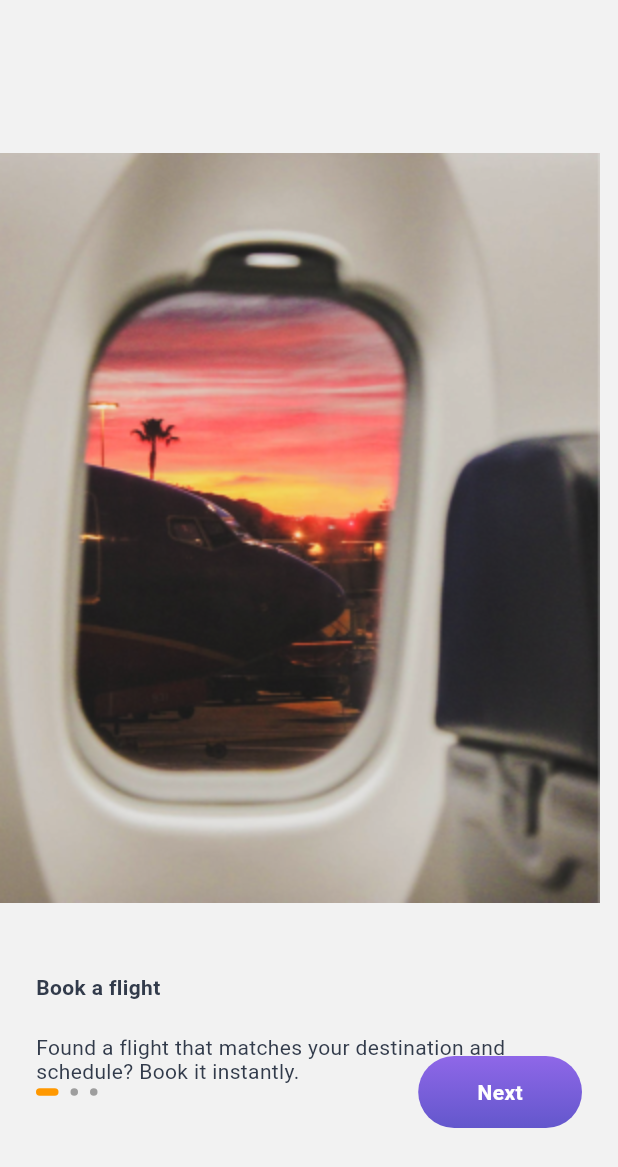
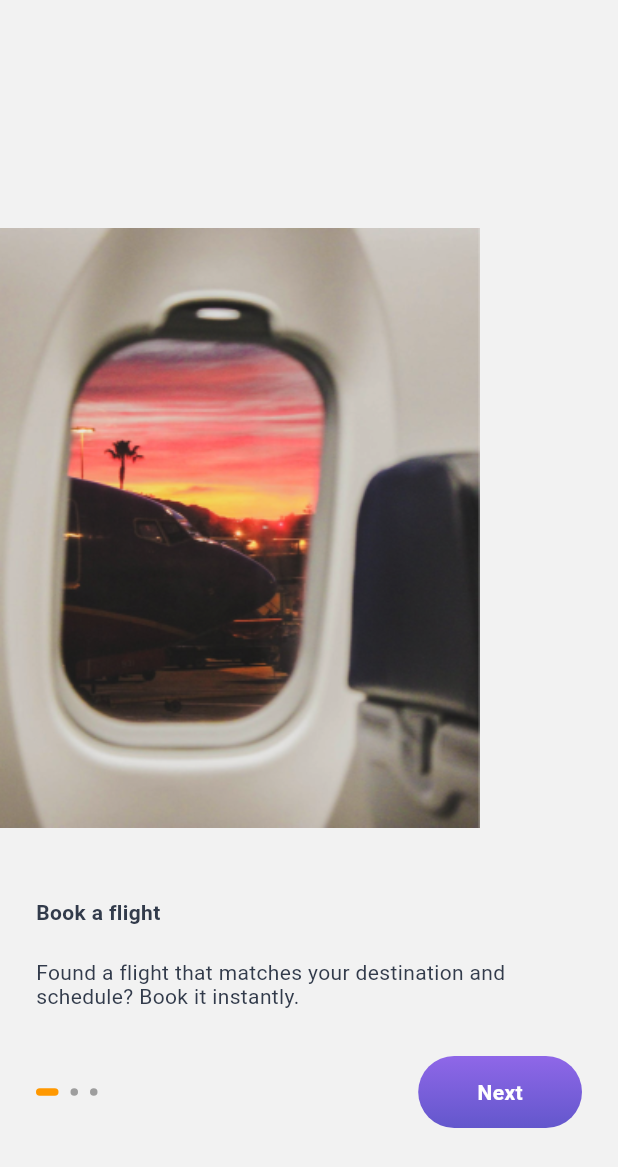
Before and after one commit to ngductuan/travel_app, a Flutter app: the screen it shows after launch, on a phone screen of 412 x 824 dp. Shown: the top 1167 px of the screen. Run offline on Flutter 3.47's test engine with Material 3 defaults, Android fonts, the phone set to English and light mode, and no system bars; drawn by our look-alikes of smooth_page_indicator; our stand-ins replace flutter_svg, font_awesome_flutter, hive_flutter, salomon_bottom_bar; accounts and stored records are empty.

Commit message:
finish-bai8-200Lab

```diff
--- a/analysis_options.yaml
+++ b/analysis_options.yaml
@@ -25,6 +25,7 @@ linter:
   # `// ignore_for_file: name_of_lint` syntax on the line or in the file
   # producing the lint.
   rules:
+    prefer_const_constructors: false
     avoid_print: false # Uncomment to disable the `avoid_print` rule
     # prefer_single_quotes: true  # Uncomment to enable the `prefer_single_quotes` rule
 # Additional information about this file can be found at
--- a/lib/core/views/screens/intro_screen.dart
+++ b/lib/core/views/screens/intro_screen.dart
@@ -1,9 +1,12 @@
+import 'dart:async';
+
 import 'package:flutter/material.dart';
 import 'package:smooth_page_indicator/smooth_page_indicator.dart';
 import 'package:travel_app/core/constants/dim_constants.dart';
 import 'package:travel_app/core/constants/textstyle_constant.dart';
 import 'package:travel_app/core/helpers/asset_helper.dart';
 import 'package:travel_app/core/helpers/image_helpers.dart';
+import 'package:travel_app/core/views/screens/main_app.dart';
 import 'package:travel_app/core/views/widgets/button_widget.dart';
 
 class IntroScreen extends StatefulWidget {
@@ -18,6 +21,17 @@ class IntroScreen extends StatefulWidget {
 class _IntroScreenState extends State<IntroScreen> {
   final PageController _pageController = PageController();
 
+  final StreamController<int> _pageStreamController =
+      StreamController<int>.broadcast();
+
+  @override
+  void initState() {
+    super.initState();
+    _pageController.addListener(() {
+      _pageStreamController.add(_pageController.page!.toInt());
+    });
+  }
+
   Widget _buildItemIntroScreen(
       String image, String title, String des, AlignmentGeometry align) {
     return Column(
@@ -27,7 +41,7 @@ class _IntroScreenState extends State<IntroScreen> {
           alignment: align,
           child: ImageHelper.loadFromAsset(
             image,
-            height: 500,
+            height: 400,
             fit: BoxFit.fitHeight,
           ),
         ),
@@ -98,10 +112,26 @@ class _IntroScreenState extends State<IntroScreen> {
                         activeDotColor: Colors.orange),
                   ),
                 ),
-                const Expanded(
-                  flex: 3,
-                  child: ButtonWidget(title: 'Next'),
-                )
+                StreamBuilder<int>(
+                    stream: _pageStreamController.stream,
+                    builder: (context, snapshot) {
+                      return Expanded(
+                        flex: 3,
+                        child: ButtonWidget(
+                          title: snapshot.data != 2 ? 'Next' : 'Get started',
+                          ontap: () {
+                            if (_pageController.page != 2) {
+                              _pageController.nextPage(
+                                  duration: const Duration(milliseconds: 400),
+                                  curve: Curves.easeIn);
+                            } else {
+                              Navigator.of(context)
+                                  .pushNamed(MainApp.routeName);
+                            }
+                          },
+                        ),
+                      );
+                    })
               ],
             ))
       ]),
--- a/lib/core/views/widgets/button_widget.dart
+++ b/lib/core/views/widgets/button_widget.dart
@@ -11,7 +11,9 @@ class ButtonWidget extends StatelessWidget {
 
   @override
   Widget build(BuildContext context) {
-    return Container(
+    return GestureDetector(
+      onTap: ontap,
+      child: Container(
         padding: const EdgeInsets.symmetric(vertical: kDefaultPadding),
         decoration: BoxDecoration(
           borderRadius: BorderRadius.circular(kMediumPadding),
@@ -19,6 +21,7 @@ class ButtonWidget extends StatelessWidget {
         ),
         alignment: Alignment.center,
         child: Text(title, style: TextStyles.defaultStyle.bold.whiteTextColor,),
+      ),
     );
   }
 }
--- a/lib/main.dart
+++ b/lib/main.dart
@@ -1,9 +1,13 @@
 import 'package:flutter/material.dart';
+import 'package:hive_flutter/hive_flutter.dart';
 import 'package:travel_app/core/constants/color_constants.dart';
+import 'package:travel_app/core/helpers/local_storage_helper.dart';
 import 'package:travel_app/core/views/screens/splash_screen.dart';
 import 'package:travel_app/routes.dart';
 
-void main() {
+void main() async {
+  await Hive.initFlutter();
+  await LocalStorageHelper.initLocalStorageHelper();
   runApp(const MyApp());
 }
 
--- a/lib/routes.dart
+++ b/lib/routes.dart
@@ -1,8 +1,10 @@
 import 'package:flutter/material.dart';
 import 'package:travel_app/core/views/screens/intro_screen.dart';
+import 'package:travel_app/core/views/screens/main_app.dart';
 import 'package:travel_app/core/views/screens/splash_screen.dart';
 
 final Map<String, WidgetBuilder> routes = {
   SplashScreen.routeName: (context) => const SplashScreen(),
   IntroScreen.routeName: (context) => const IntroScreen(),
+  MainApp.routeName: (context) => const MainApp(),
 };
--- a/pubspec.yaml
+++ b/pubspec.yaml
@@ -36,6 +36,9 @@ dependencies:
   cupertino_icons: ^1.0.2
   flutter_svg: ^2.0.9
   smooth_page_indicator: ^1.1.0
+  hive_flutter: ^1.1.0
+  salomon_bottom_bar: ^3.3.2
+  font_awesome_flutter: ^10.6.0
 
 dev_dependencies:
   flutter_test:
```
Also changed, not shown: lib/core/helpers/local_storage_helper.dart (added, +24 -0 lines), lib/core/views/screens/home_screen.dart (added, +15 -0 lines), lib/core/views/screens/main_app.dart (added, +82 -0 lines), lib/core/views/screens/splash_screen.dart (+13 -3 lines), pubspec.lock, 6 other files. Lines whose indentation alone changed are shown as unchanged.
